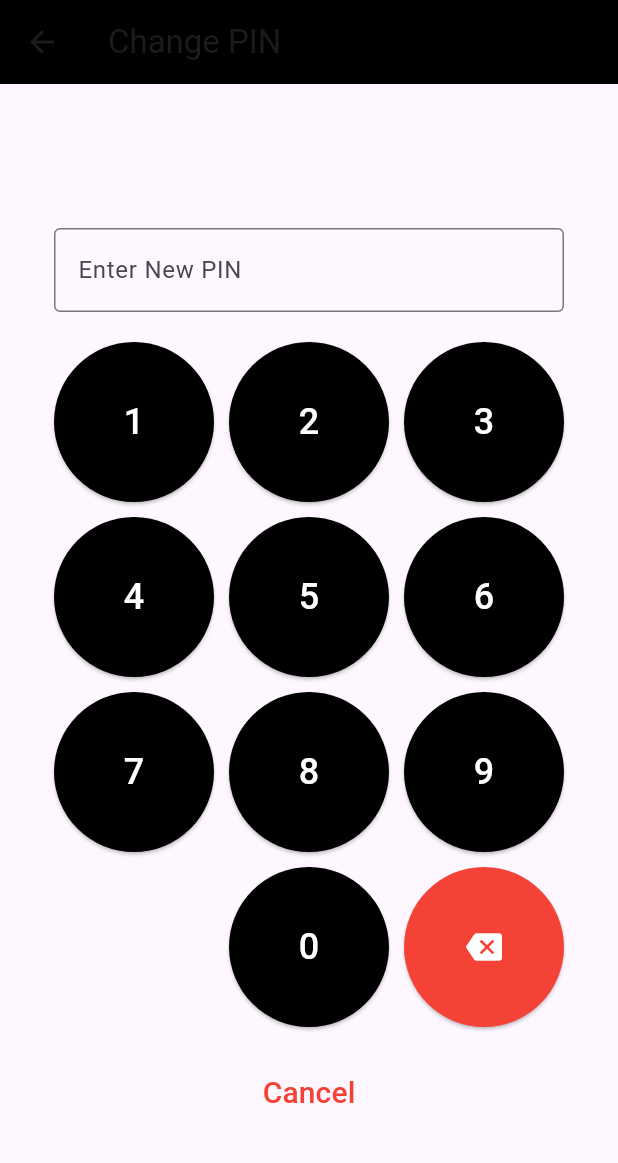
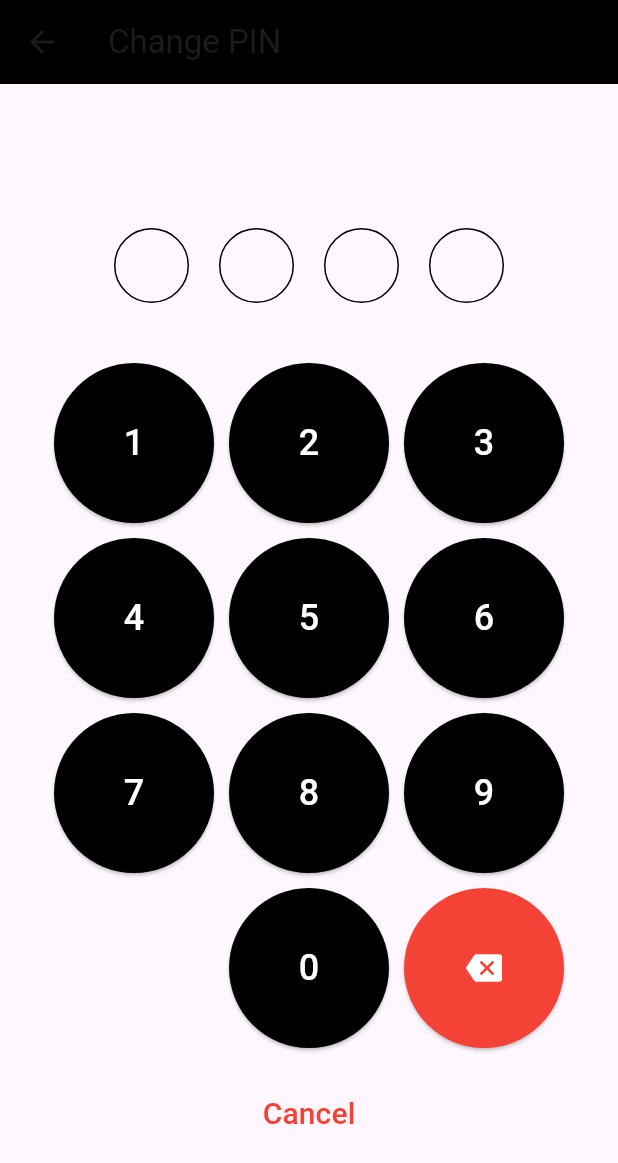
Before and after one commit to atech-01/form_without_backend, a Flutter app: the Security screen opened by its route, on a phone screen of 412 x 824 dp. Shown: the top 1163 px of the screen. Run offline on Flutter 3.47's test engine with Material 3 defaults, Android fonts, the light colour scheme and no system bars.

Commit message:
Include Profile Page

```diff
--- a/lib/main.dart
+++ b/lib/main.dart
@@ -2,6 +2,7 @@ import 'package:flutter/material.dart';
 import 'package:forms_validate/pages/bottom_nav_bar.dart';
 // import 'package:forms_validate/pages/home.dart';
 import 'package:forms_validate/pages/login.dart';
+import 'package:forms_validate/pages/profile/edit_profile.dart';
 import 'package:forms_validate/pages/profile/security.dart';
 import 'package:forms_validate/pages/profile/sign_out.dart';
 import 'package:forms_validate/pages/register.dart';
@@ -25,6 +26,7 @@ class MyApp extends StatelessWidget {
         AppRoutes.logout: (context) => SignOut(),
         AppRoutes.register: (context) => RegisterPage(),
         AppRoutes.login: (context) => LoginPage(),
+        AppRoutes.editProfile: (context) => EditProfile(),
         AppRoutes.home: (context) => BottomNavBar(),
       },
     );
--- a/lib/pages/login.dart
+++ b/lib/pages/login.dart
@@ -66,7 +66,7 @@ class _LoginPageState extends State<LoginPage> {
                 controller: usernameController,
                 decoration: InputDecoration(
                   border: OutlineInputBorder(),
-                  hintText: "Enter Username",
+                  labelText: "Enter Username",
                   prefixIcon: Icon(Icons.alternate_email),
                 ),
                 validator: (value) {
@@ -85,7 +85,7 @@ class _LoginPageState extends State<LoginPage> {
                 obscureText: _obscureText,
                 decoration: InputDecoration(
                   border: OutlineInputBorder(),
-                  hintText: "Enter your Password",
+                  labelText: "Enter your Password",
                   suffixIcon: IconButton(
                     icon: Icon(
                       _obscureText == false
--- a/lib/pages/profile/security.dart
+++ b/lib/pages/profile/security.dart
@@ -56,17 +56,43 @@ class _SecurityState extends State<Security> {
         child: Column(
           children: [
             SizedBox(height: 60),
-            TextFormField(
-              controller: _pinController,
-              obscureText: false,
-              decoration: InputDecoration(
-                labelText: 'Enter New PIN',
-                border: OutlineInputBorder(),
-              ),
-              readOnly: true,
+            Row(
+              mainAxisAlignment: MainAxisAlignment.center,
+              children: List.generate(4, (index) {
+                return Container(
+                  width: 50,
+                  height: 50,
+                  margin: EdgeInsets.symmetric(horizontal: 10),
+                  decoration: BoxDecoration(
+                    shape: BoxShape.circle,
+                    color:
+                        _pin.length > index ? Colors.black : Colors.transparent,
+                    border: Border.all(color: Colors.black, width: 1),
+                  ),
+                  child: Center(
+                    child: Text(
+                      _pin.length > index ? _pin[index] : '',
+                      style: TextStyle(
+                        color: Colors.white,
+                        fontSize: 24,
+                        fontWeight: FontWeight.bold,
+                      ),
+                    ),
+                  ),
+                );
+              }),
             ),
-            SizedBox(height: 20),
 
+            // TextFormField(
+            //   controller: _pinController,
+            //   obscureText: false,
+            //   decoration: InputDecoration(
+            //     labelText: 'Enter New PIN',
+            //     border: OutlineInputBorder(),
+            //   ),
+            //   readOnly: true,
+            // ),
+            SizedBox(height: 40),
             GridView.builder(
               shrinkWrap: true,
               gridDelegate: SliverGridDelegateWithFixedCrossAxisCount(
--- a/lib/pages/register.dart
+++ b/lib/pages/register.dart
@@ -47,7 +47,7 @@ class _RegisterPageState extends State<RegisterPage> {
                       // obscureText: false,
                       decoration: InputDecoration(
                         border: OutlineInputBorder(),
-                        hintText: "Enter Username",
+                        labelText: "Enter Username",
                         prefixIcon: Icon(Icons.alternate_email),
                       ),
                       validator: (value) {
@@ -63,7 +63,7 @@ class _RegisterPageState extends State<RegisterPage> {
                       controller: fullNameController,
                       decoration: InputDecoration(
                         border: OutlineInputBorder(),
-                        hintText: "Enter your Fullname",
+                        labelText: "Enter your Fullname",
                         prefixIcon: Icon(Icons.person),
                       ),
                       validator: (value) {
@@ -83,7 +83,7 @@ class _RegisterPageState extends State<RegisterPage> {
                       controller: emailController,
                       decoration: InputDecoration(
                         border: OutlineInputBorder(),
-                        hintText: "Enter your Email",
+                        labelText: "Enter your Email",
                         prefixIcon: Icon(Icons.email),
                       ),
                       validator: (value) {
@@ -102,7 +102,7 @@ class _RegisterPageState extends State<RegisterPage> {
                       controller: phoneController,
                       decoration: InputDecoration(
                         border: OutlineInputBorder(),
-                        hintText: "Enter your Phone number",
+                        labelText: "Enter your Phone number",
                         prefixIcon: Icon(Icons.contacts),
                       ),
                       validator: (value) {
@@ -122,7 +122,7 @@ class _RegisterPageState extends State<RegisterPage> {
                       obscureText: _obscureText,
                       decoration: InputDecoration(
                         border: OutlineInputBorder(),
-                        hintText: "Enter your Password",
+                        labelText: "Enter your Password",
                         suffixIcon: IconButton(
                           icon: Icon(
                             _obscureText == false
--- a/lib/pages/router.dart
+++ b/lib/pages/router.dart
@@ -4,5 +4,6 @@ class AppRoutes {
   static const login = '/login';
   static const security = '/security';
   static const logout = '/sign_out';
+  static const editProfile = '/edit_profile';
   static const home = '/bottom_nav_bar';
 }
```
Also changed, not shown: lib/pages/profile.dart (+14 -2 lines), lib/pages/profile/edit_profile.dart (added, +125 -0 lines).
